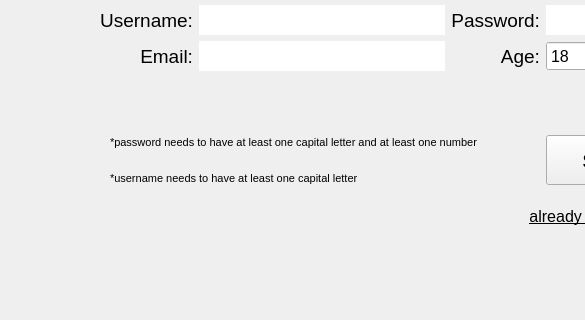
First picture: the form in ui/signup.ui, repository IvnGenza/EasyJob_39, before the edit; both pictures show x 0 to 585 and y 207 to 527 of the 1240 by 720 pixel window.
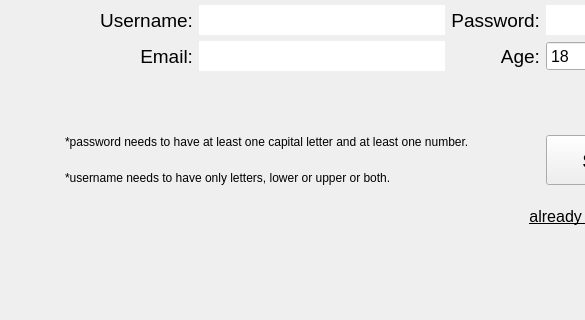
Second picture: the form after the edit.

Commit message: adding a helperfuncs.py file and its test.py file. these file will contain some helper functions used in our program. changed the main to work with these files. fixed something in the signup.ui file.

Patch:
```diff
--- a/ui/signup.ui
+++ b/ui/signup.ui
@@ -522,27 +522,27 @@
           <widget class="QLabel" name="requirements_label_2">
            <property name="minimumSize">
             <size>
-             <width>380</width>
+             <width>425</width>
              <height>30</height>
             </size>
            </property>
            <property name="maximumSize">
             <size>
-             <width>380</width>
+             <width>425</width>
              <height>30</height>
             </size>
            </property>
            <property name="font">
             <font>
              <family>MS Shell Dlg 2</family>
-             <pointsize>8</pointsize>
+             <pointsize>9</pointsize>
             </font>
            </property>
            <property name="layoutDirection">
             <enum>Qt::LeftToRight</enum>
            </property>
            <property name="text">
-            <string>*password needs to have at least one capital letter and at least one number</string>
+            <string>&lt;html&gt;&lt;head/&gt;&lt;body&gt;&lt;p&gt;*password needs to have at least one capital letter and at least one number.&lt;/p&gt;&lt;/body&gt;&lt;/html&gt;</string>
            </property>
           </widget>
          </item>
@@ -550,27 +550,27 @@
           <widget class="QLabel" name="requirements_label_3">
            <property name="minimumSize">
             <size>
-             <width>380</width>
+             <width>425</width>
              <height>30</height>
             </size>
            </property>
            <property name="maximumSize">
             <size>
-             <width>380</width>
+             <width>425</width>
              <height>30</height>
             </size>
            </property>
            <property name="font">
             <font>
              <family>MS Shell Dlg 2</family>
-             <pointsize>8</pointsize>
+             <pointsize>9</pointsize>
             </font>
            </property>
            <property name="layoutDirection">
             <enum>Qt::LeftToRight</enum>
            </property>
            <property name="text">
-            <string>*username needs to have at least one capital letter</string>
+            <string>&lt;html&gt;&lt;head/&gt;&lt;body&gt;&lt;p&gt;*username needs to have only letters, lower or upper or both.&lt;/p&gt;&lt;/body&gt;&lt;/html&gt;</string>
            </property>
           </widget>
          </item>
```
Left out of the diff: 2 changed lines with no effect on the pictures. The commit also changes 6 other files.
